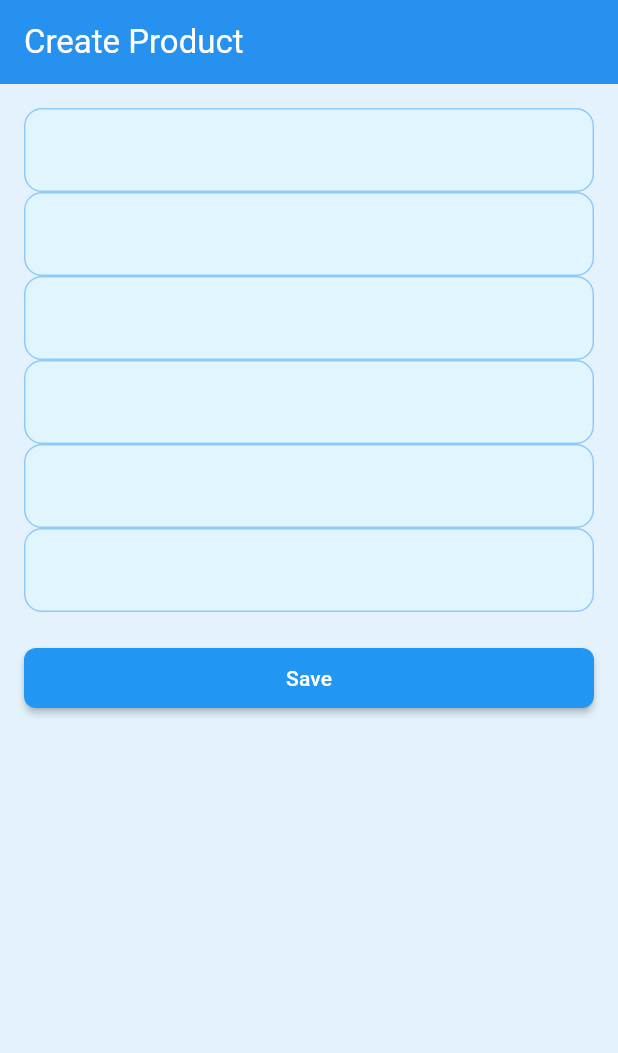
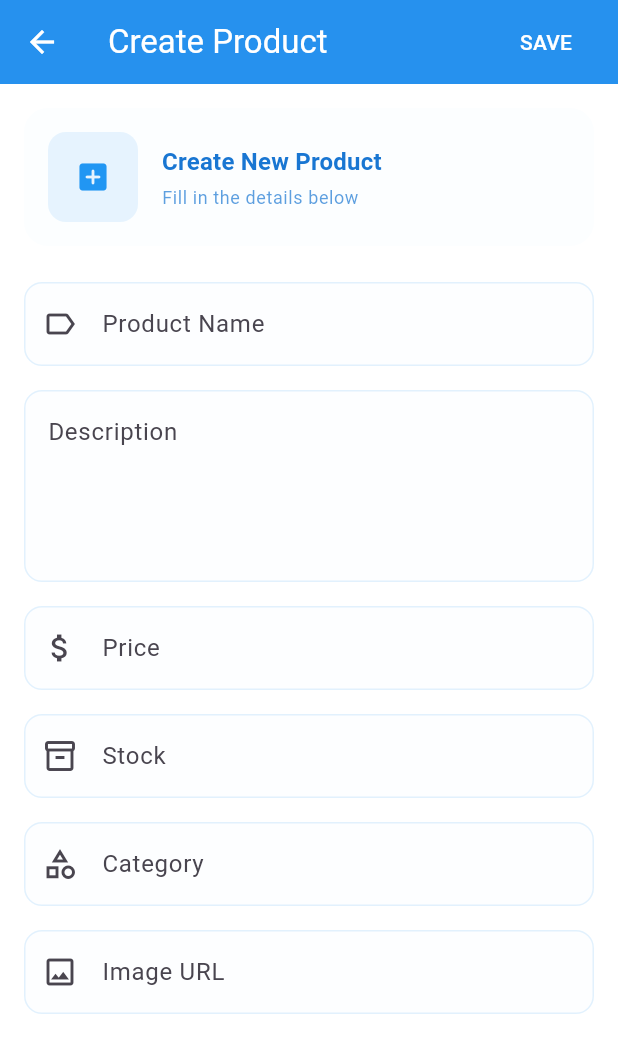
Before and after one commit to dhilgege/shopai_frontend, a Flutter app: the CreateProductPage screen opened by its route, on a phone screen of 412 x 824 dp. Shown: the top 1053 px of the screen. Run offline on Flutter 3.47's test engine with Material 3 defaults, Android fonts, the phone set to English and light mode, and no system bars; our stand-ins replace bloc, dartz, dio, equatable, flutter_bloc, flutter_markdown and 2 more; network calls fail.

Commit message:
UAS frontend

```diff
--- a/lib/features/product/presentation/pages/create_product_page.dart
+++ b/lib/features/product/presentation/pages/create_product_page.dart
@@ -1,5 +1,7 @@
 import 'package:flutter/material.dart';
 import 'package:flutter_bloc/flutter_bloc.dart';
+import 'package:go_router/go_router.dart';
+
 import 'package:shopai_fe/core/theme/app_theme.dart';
 import 'package:shopai_fe/features/product/presentation/bloc/product_bloc.dart';
 
@@ -44,10 +46,88 @@ class _CreateProductPageState extends State<CreateProductPage> {
             'description': _descriptionController.text.trim(),
             'price': double.parse(_priceController.text.trim()),
             'stock': int.parse(_stockController.text.trim()),
-            'category': _categoryController.text.trim(),
-            'image_url': _imageUrlController.text.trim(),
+            'category': _categoryController.text.trim().isEmpty
+                ? null
+                : _categoryController.text.trim(),
+            'image_url': _imageUrlController.text.trim().isEmpty
+                ? null
+                : _imageUrlController.text.trim(),
           }),
         );
+  }
+
+  InputDecoration _input(String hint, {IconData? icon}) {
+    return InputDecoration(
+      hintText: hint,
+      prefixIcon: icon != null ? Icon(icon) : null,
+      border: OutlineInputBorder(
+        borderRadius: BorderRadius.circular(12),
+      ),
+      enabledBorder: OutlineInputBorder(
+        borderRadius: BorderRadius.circular(12),
+        borderSide: BorderSide(
+          color: AppTheme.skyBlue.withOpacity(0.25),
+        ),
+      ),
+      focusedBorder: OutlineInputBorder(
+        borderRadius: BorderRadius.circular(12),
+        borderSide: const BorderSide(
+          color: AppTheme.primaryColor,
+          width: 2,
+        ),
+      ),
+      filled: true,
+      fillColor: AppTheme.skyBlueLight.withOpacity(0.05),
+    );
+  }
+
+  Widget _sectionHeader() {
+    return Container(
+      padding: const EdgeInsets.all(16),
+      margin: const EdgeInsets.only(bottom: 24),
+      decoration: BoxDecoration(
+        color: AppTheme.skyBlueLight.withOpacity(0.10),
+        borderRadius: BorderRadius.circular(16),
+      ),
+      child: Row(
+        children: [
+          Container(
+            width: 60,
+            height: 60,
+            decoration: BoxDecoration(
+              color: AppTheme.primaryColor.withOpacity(0.10),
+              borderRadius: BorderRadius.circular(12),
+            ),
+            child: const Icon(
+              Icons.add_box_rounded,
+              color: AppTheme.primaryColor,
+            ),
+          ),
+          const SizedBox(width: 16),
+          Expanded(
+            child: Column(
+              crossAxisAlignment: CrossAxisAlignment.start,
+              children: [
+                Text(
+                  'Create New Product',
+                  style: Theme.of(context).textTheme.titleMedium?.copyWith(
+                        fontWeight: FontWeight.bold,
+                        color: AppTheme.skyBlueDark,
+                      ),
+                ),
+                const SizedBox(height: 4),
+                Text(
+                  'Fill in the details below',
+                  style: Theme.of(context).textTheme.bodySmall?.copyWith(
+                        color: AppTheme.skyBlueDark.withOpacity(0.7),
+                      ),
+                ),
+              ],
+            ),
+          ),
+        ],
+      ),
+    );
   }
 
   @override
@@ -59,14 +139,14 @@ class _CreateProductPageState extends State<CreateProductPage> {
 
           context.read<ProductBloc>().add(const LoadProductsEvent());
 
-          Navigator.pop(context);
-
           ScaffoldMessenger.of(context).showSnackBar(
             SnackBar(
-              content: const Text("Product created successfully"),
+              content: const Text('Product created successfully'),
               backgroundColor: AppTheme.successColor,
             ),
           );
+
+          context.go('/');
         }
 
         if (state is ProductError) {
@@ -81,22 +161,108 @@ class _CreateProductPageState extends State<CreateProductPage> {
         }
       },
       child: Scaffold(
-        appBar: AppBar(title: const Text("Create Product")),
+        backgroundColor: Colors.white,
+        appBar: AppBar(
+          title: const Text('Create Product'),
+          backgroundColor: AppTheme.primaryColor,
+          leading: IconButton(
+            icon: const Icon(Icons.arrow_back),
+            onPressed: () => context.go('/'),
+          ),
+          actions: [
+            Padding(
+              padding: const EdgeInsets.only(right: 16),
+              child: _isSubmitting
+                  ? const Center(
+                      child: SizedBox(
+                        width: 20,
+                        height: 20,
+                        child: CircularProgressIndicator(
+                          color: Colors.white,
+                          strokeWidth: 2,
+                        ),
+                      ),
+                    )
+                  : TextButton(
+                      onPressed: _handleSubmit,
+                      child: const Text(
+                        'SAVE',
+                        style: TextStyle(color: Colors.white),
+                      ),
+                    ),
+            ),
+          ],
+        ),
         body: Form(
           key: _formKey,
           child: ListView(
             padding: const EdgeInsets.all(16),
             children: [
-              TextFormField(controller: _nameController),
-              TextFormField(controller: _descriptionController),
-              TextFormField(controller: _priceController),
-              TextFormField(controller: _stockController),
-              TextFormField(controller: _categoryController),
-              TextFormField(controller: _imageUrlController),
-              const SizedBox(height: 20),
-              ElevatedButton(
-                onPressed: _isSubmitting ? null : _handleSubmit,
-                child: const Text("Save"),
+              _sectionHeader(),
+
+              TextFormField(
+                controller: _nameController,
+                decoration: _input(
+                  'Product Name',
+                  icon: Icons.label_outline,
+                ),
+                validator: (v) =>
+                    v == null || v.isEmpty ? 'Required' : null,
+              ),
+
+              const SizedBox(height: 16),
+
+              TextFormField(
+                controller: _descriptionController,
+                maxLines: 4,
+                decoration: _input('Description'),
+              ),
+
+              const SizedBox(height: 16),
+
+              TextFormField(
+                controller: _priceController,
+                keyboardType:
+                    const TextInputType.numberWithOptions(decimal: true),
+                decoration: _input(
+                  'Price',
+                  icon: Icons.attach_money,
+                ),
+                validator: (v) =>
+                    double.tryParse(v ?? '') == null ? 'Invalid' : null,
+              ),
+
+              const SizedBox(height: 16),
+
+              TextFormField(
+                controller: _stockController,
+                keyboardType: TextInputType.number,
+                decoration: _input(
+                  'Stock',
+                  icon: Icons.inventory_2_outlined,
+                ),
+                validator: (v) =>
+                    int.tryParse(v ?? '') == null ? 'Invalid' : null,
+              ),
+
+              const SizedBox(height: 16),
+
+              TextFormField(
+                controller: _categoryController,
+                decoration: _input(
+                  'Category',
+                  icon: Icons.category_outlined,
+                ),
+              ),
+
+              const SizedBox(height: 16),
+
+              TextFormField(
+                controller: _imageUrlController,
+                decoration: _input(
+                  'Image URL',
+                  icon: Icons.image_outlined,
+                ),
               ),
             ],
           ),
```
